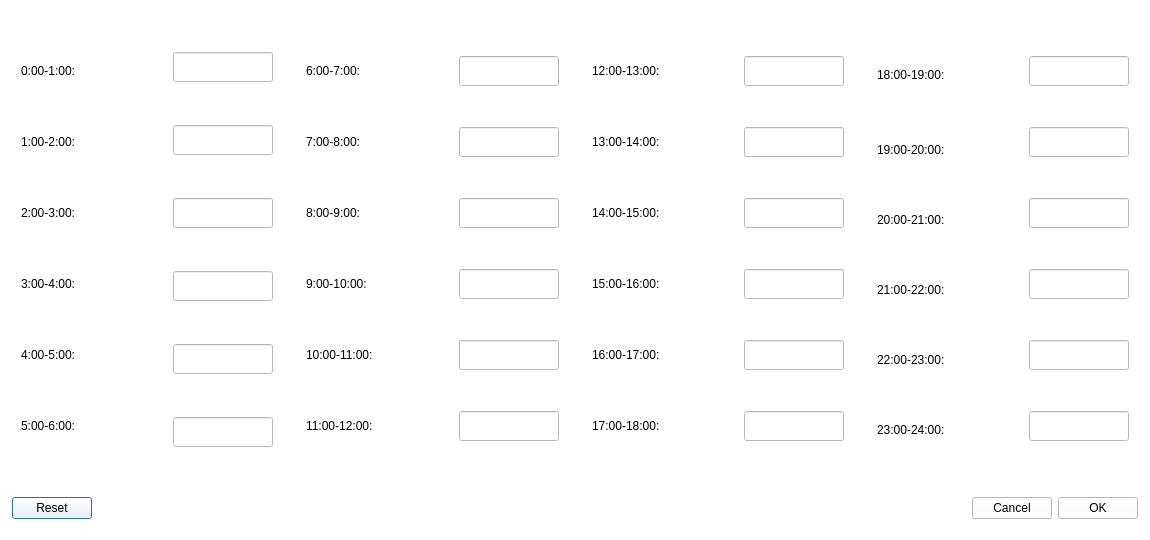
The window that ui/set_rate_dialog.ui (HiddenSnail/EnergyPlusProject) describes before a commit, drawn with Qt 5.
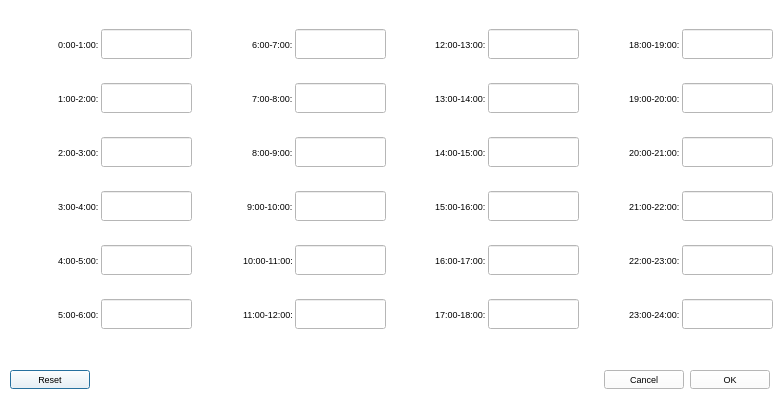
The same window after the commit.

The edit to the form file:
```diff
--- a/ui/set_rate_dialog.ui
+++ b/ui/set_rate_dialog.ui
@@ -6,20 +6,14 @@
    <rect>
     <x>0</x>
     <y>0</y>
-    <width>1150</width>
-    <height>540</height>
+    <width>780</width>
+    <height>400</height>
    </rect>
   </property>
   <property name="minimumSize">
    <size>
-    <width>1150</width>
-    <height>540</height>
-   </size>
-  </property>
-  <property name="maximumSize">
-   <size>
-    <width>1150</width>
-    <height>540</height>
+    <width>780</width>
+    <height>400</height>
    </size>
   </property>
   <property name="windowTitle">
@@ -48,47 +42,59 @@
        <number>0</number>
       </property>
       <property name="leftMargin">
-       <number>12</number>
+       <number>0</number>
       </property>
       <property name="topMargin">
-       <number>12</number>
+       <number>0</number>
       </property>
       <property name="rightMargin">
-       <number>12</number>
+       <number>0</number>
       </property>
       <property name="bottomMargin">
-       <number>12</number>
+       <number>0</number>
       </property>
       <item>
        <widget class="QWidget" name="wdg_srd_2" native="true">
-        <layout class="QHBoxLayout" name="horizontalLayout_6">
+        <layout class="QHBoxLayout" name="horizontalLayout_6" stretch="1,1,1,1">
          <property name="spacing">
-          <number>15</number>
+          <number>5</number>
          </property>
          <property name="leftMargin">
-          <number>0</number>
+          <number>5</number>
          </property>
          <property name="topMargin">
-          <number>0</number>
+          <number>5</number>
          </property>
          <property name="rightMargin">
-          <number>0</number>
+          <number>5</number>
          </property>
          <property name="bottomMargin">
-          <number>0</number>
+          <number>5</number>
          </property>
          <item>
           <widget class="QWidget" name="wdg_srd_2_1" native="true">
-           <property name="maximumSize">
-            <size>
-             <width>350</width>
-             <height>16777215</height>
-            </size>
-           </property>
-           <layout class="QHBoxLayout" name="horizontalLayout_2">
+           <layout class="QHBoxLayout" name="horizontalLayout_2" stretch="1,1">
+            <property name="spacing">
+             <number>2</number>
+            </property>
+            <property name="leftMargin">
+             <number>2</number>
+            </property>
+            <property name="topMargin">
+             <number>0</number>
+            </property>
+            <property name="rightMargin">
+             <number>2</number>
+            </property>
+            <property name="bottomMargin">
+             <number>0</number>
+            </property>
             <item>
              <layout class="QVBoxLayout" name="verticalLayout_3">
-              <item>
+              <property name="spacing">
+               <number>0</number>
+              </property>
+              <item alignment="Qt::AlignRight">
                <widget class="QLabel" name="lab_time_1">
                 <property name="minimumSize">
                  <size>
@@ -102,12 +108,17 @@
                   <height>30</height>
                  </size>
                 </property>
+                <property name="font">
+                 <font>
+                  <pointsize>7</pointsize>
+                 </font>
+                </property>
                 <property name="text">
                  <string>0:00-1:00:</string>
                 </property>
                </widget>
               </item>
-              <item>
+              <item alignment="Qt::AlignRight">
                <widget class="QLabel" name="lab_time_2">
                 <property name="minimumSize">
                  <size>
@@ -121,12 +132,17 @@
                   <height>30</height>
                  </size>
                 </property>
+                <property name="font">
+                 <font>
+                  <pointsize>7</pointsize>
+                 </font>
+                </property>
                 <property name="text">
                  <string>1:00-2:00:</string>
                 </property>
                </widget>
               </item>
-              <item>
+              <item alignment="Qt::AlignRight">
                <widget class="QLabel" name="lab_time_3">
                 <property name="minimumSize">
                  <size>
@@ -140,12 +156,17 @@
                   <height>30</height>
                  </size>
                 </property>
+                <property name="font">
+                 <font>
+                  <pointsize>7</pointsize>
+                 </font>
+                </property>
                 <property name="text">
                  <string>2:00-3:00:</string>
                 </property>
                </widget>
               </item>
-              <item>
+              <item alignment="Qt::AlignRight">
                <widget class="QLabel" name="lab_time_4">
                 <property name="minimumSize">
                  <size>
@@ -159,12 +180,17 @@
                   <height>30</height>
                  </size>
                 </property>
+                <property name="font">
+                 <font>
+                  <pointsize>7</pointsize>
+                 </font>
+                </property>
                 <property name="text">
                  <string>3:00-4:00:</string>
                 </property>
                </widget>
               </item>
-              <item>
+              <item alignment="Qt::AlignRight">
                <widget class="QLabel" name="lab_time_5">
                 <property name="minimumSize">
                  <size>
@@ -178,12 +204,17 @@
                   <height>30</height>
                  </size>
                 </property>
+                <property name="font">
+                 <font>
+                  <pointsize>7</pointsize>
+                 </font>
+                </property>
                 <property name="text">
                  <string>4:00-5:00:</string>
                 </property>
                </widget>
               </item>
-              <item>
+              <item alignment="Qt::AlignRight">
                <widget class="QLabel" name="lab_time_6">
                 <property name="minimumSize">
                  <size>
@@ -197,6 +228,11 @@
                   <height>30</height>
                  </size>
                 </property>
+                <property name="font">
+                 <font>
+                  <pointsize>7</pointsize>
+                 </font>
+                </property>
                 <property name="text">
                  <string>5:00-6:00:</string>
                 </property>
@@ -207,7 +243,7 @@
             <item>
              <layout class="QVBoxLayout" name="verticalLayout_2">
               <property name="spacing">
-               <number>12</number>
+               <number>0</number>
               </property>
               <item>
                <widget class="QLineEdit" name="edit_rate_1">
@@ -223,6 +259,11 @@
                   <height>30</height>
                  </size>
                 </property>
+                <property name="font">
+                 <font>
+                  <pointsize>7</pointsize>
+                 </font>
+                </property>
                </widget>
               </item>
               <item>
@@ -239,6 +280,11 @@
                   <height>30</height>
                  </size>
                 </property>
+                <property name="font">
+                 <font>
+                  <pointsize>7</pointsize>
+                 </font>
+                </property>
                </widget>
               </item>
               <item>
@@ -255,6 +301,11 @@
                   <height>30</height>
                  </size>
                 </property>
+                <property name="font">
+                 <font>
+                  <pointsize>7</pointsize>
+                 </font>
+                </property>
                </widget>
               </item>
               <item>
@@ -271,6 +322,11 @@
                   <height>30</height>
                  </size>
                 </property>
+                <property name="font">
+                 <font>
+                  <pointsize>7</pointsize>
+                 </font>
+                </property>
                </widget>
               </item>
               <item>
@@ -287,6 +343,11 @@
                   <height>30</height>
                  </size>
                 </property>
+                <property name="font">
+                 <font>
+                  <pointsize>7</pointsize>
+                 </font>
+                </property>
                </widget>
               </item>
               <item>
@@ -303,6 +364,11 @@
                   <height>30</height>
                  </size>
                 </property>
+                <property name="font">
+                 <font>
+                  <pointsize>7</pointsize>
+                 </font>
+                </property>
                </widget>
               </item>
              </layout>
@@ -312,19 +378,31 @@
          </item>
          <item>
           <widget class="QWidget" name="wdg_srd_2_2" native="true">
-           <property name="maximumSize">
-            <size>
-             <width>350</width>
-             <height>16777215</height>
-            </size>
-           </property>
            <property name="styleSheet">
             <string notr="true"/>
            </property>
-           <layout class="QHBoxLayout" name="horizontalLayout_3">
+           <layout class="QHBoxLayout" name="horizontalLayout_3" stretch="1,1">
+            <property name="spacing">
+             <number>2</number>
+            </property>
+            <property name="leftMargin">
+             <number>2</number>
+            </property>
+            <property name="topMargin">
+             <number>0</number>
+            </property>
+            <property name="rightMargin">
+             <number>2</number>
+            </property>
+            <property name="bottomMargin">
+             <number>0</number>
+            </property>
             <item>
              <layout class="QVBoxLayout" name="verticalLayout_4">
-              <item>
+              <property name="spacing">
+               <number>0</number>
+              </property>
+              <item alignment="Qt::AlignRight">
                <widget class="QLabel" name="lab_time_7">
                 <property name="minimumSize">
                  <size>
@@ -338,12 +416,17 @@
                   <height>30</height>
                  </size>
                 </property>
+                <property name="font">
+                 <font>
+                  <pointsize>7</pointsize>
+                 </font>
+                </property>
                 <property name="text">
                  <string>6:00-7:00:</string>
                 </property>
                </widget>
               </item>
-              <item>
+              <item alignment="Qt::AlignRight">
                <widget class="QLabel" name="lab_time_8">
                 <property name="minimumSize">
                  <size>
@@ -357,12 +440,17 @@
                   <height>30</height>
                  </size>
                 </property>
+                <property name="font">
+                 <font>
+                  <pointsize>7</pointsize>
+                 </font>
+                </property>
                 <property name="text">
                  <string>7:00-8:00:</string>
                 </property>
                </widget>
               </item>
-              <item>
+              <item alignment="Qt::AlignRight">
                <widget class="QLabel" name="lab_time_9">
                 <property name="minimumSize">
                  <size>
@@ -376,12 +464,17 @@
                   <height>30</height>
                  </size>
                 </property>
+                <property name="font">
+                 <font>
+                  <pointsize>7</pointsize>
+                 </font>
+                </property>
                 <property name="text">
                  <string>8:00-9:00:</string>
                 </property>
                </widget>
               </item>
-              <item>
+              <item alignment="Qt::AlignRight">
                <widget class="QLabel" name="lab_time_10">
                 <property name="minimumSize">
                  <size>
@@ -395,12 +488,17 @@
                   <height>30</height>
                  </size>
                 </property>
+                <property name="font">
+                 <font>
+                  <pointsize>7</pointsize>
+                 </font>
+                </property>
                 <property name="text">
                  <string>9:00-10:00:</string>
                 </property>
                </widget>
               </item>
-              <item>
+              <item alignment="Qt::AlignRight">
                <widget class="QLabel" name="lab_time_11">
                 <property name="minimumSize">
                  <size>
@@ -414,12 +512,17 @@
                   <height>30</height>
                  </size>
                 </property>
+                <property name="font">
+                 <font>
+                  <pointsize>7</pointsize>
+                 </font>
+                </property>
                 <property name="text">
                  <string>10:00-11:00:</string>
                 </property>
                </widget>
               </item>
-              <item>
+              <item alignment="Qt::AlignRight">
                <widget class="QLabel" name="lab_time_12">
                 <property name="minimumSize">
                  <size>
@@ -433,6 +536,11 @@
                   <height>30</height>
                  </size>
                 </property>
+                <property name="font">
+                 <font>
+                  <pointsize>7</pointsize>
+                 </font>
+                </property>
                 <property name="text">
                  <string>11:00-12:00:</string>
                 </property>
@@ -442,6 +550,9 @@
             </item>
             <item>
              <layout class="QVBoxLayout" name="verticalLayout_5">
+              <property name="spacing">
+               <number>0</number>
+              </property>
               <item>
                <widget class="QLineEdit" name="edit_rate_7">
                 <property name="minimumSize">
@@ -456,6 +567,11 @@
                   <height>30</height>
                  </size>
                 </property>
+                <property name="font">
+                 <font>
+                  <pointsize>7</pointsize>
+                 </font>
+                </property>
                </widget>
               </item>
               <item>
@@ -472,6 +588,11 @@
                   <height>30</height>
                  </size>
                 </property>
+                <property name="font">
+                 <font>
+                  <pointsize>7</pointsize>
+                 </font>
+                </property>
                </widget>
               </item>
               <item>
@@ -488,6 +609,11 @@
                   <height>30</height>
                  </size>
                 </property>
+                <property name="font">
+                 <font>
+                  <pointsize>7</pointsize>
+                 </font>
+                </property>
                </widget>
               </item>
               <item>
@@ -504,6 +630,11 @@
                   <height>30</height>
                  </size>
                 </property>
+                <property name="font">
+                 <font>
+                  <pointsize>7</pointsize>
+                 </font>
+                </property>
                </widget>
               </item>
               <item>
@@ -520,6 +651,11 @@
                   <height>30</height>
                  </size>
                 </property>
+                <property name="font">
+                 <font>
+                  <pointsize>7</pointsize>
+                 </font>
+                </property>
                </widget>
               </item>
               <item>
@@ -536,6 +672,11 @@
                   <height>30</height>
                  </size>
                 </property>
+                <property name="font">
+                 <font>
+                  <pointsize>7</pointsize>
+                 </font>
+                </property>
                </widget>
               </item>
              </layout>
@@ -545,16 +686,28 @@
          </item>
          <item>
           <widget class="QWidget" name="wdg_srd_2_3" native="true">
-           <property name="maximumSize">
-            <size>
-             <width>350</width>
-             <height>16777215</height>
-            </size>
-           </property>
-           <layout class="QHBoxLayout" name="horizontalLayout_4">
+           <layout class="QHBoxLayout" name="horizontalLayout_4" stretch="1,1">
+            <property name="spacing">
+             <number>2</number>
+            </property>
+            <property name="leftMargin">
+             <number>2</number>
+            </property>
+            <property name="topMargin">
+             <number>0</number>
+            </property>
+            <property name="rightMargin">
+             <number>2</number>
+            </property>
+            <property name="bottomMargin">
+             <number>0</number>
+            </property>
             <item>
              <layout class="QVBoxLayout" name="verticalLayout_6">
-              <item>
+              <property name="spacing">
+               <number>0</number>
+              </property>
+              <item alignment="Qt::AlignRight">
                <widget class="QLabel" name="lab_time_13">
                 <property name="minimumSize">
                  <size>
@@ -568,12 +721,17 @@
                   <height>30</height>
                  </size>
                 </property>
+                <property name="font">
+                 <font>
+                  <pointsize>7</pointsize>
+                 </font>
+                </property>
                 <property name="text">
                  <string>12:00-13:00:</string>
                 </property>
                </widget>
               </item>
-              <item>
+              <item alignment="Qt::AlignRight">
                <widget class="QLabel" name="lab_time_14">
                 <property name="minimumSize">
                  <size>
@@ -587,12 +745,17 @@
                   <height>30</height>
                  </size>
                 </property>
+                <property name="font">
+                 <font>
+                  <pointsize>7</pointsize>
+                 </font>
+                </property>
                 <property name="text">
                  <string>13:00-14:00:</string>
                 </property>
                </widget>
               </item>
-              <item>
+              <item alignment="Qt::AlignRight">
                <widget class="QLabel" name="lab_time_15">
                 <property name="minimumSize">
                  <size>
@@ -606,12 +769,17 @@
                   <height>30</height>
                  </size>
                 </property>
+                <property name="font">
+                 <font>
+                  <pointsize>7</pointsize>
+                 </font>
+                </property>
                 <property name="text">
                  <string>14:00-15:00:</string>
                 </property>
                </widget>
               </item>
-              <item>
+              <item alignment="Qt::AlignRight">
                <widget class="QLabel" name="lab_time_16">
                 <property name="minimumSize">
                  <size>
@@ -625,12 +793,17 @@
                   <height>30</height>
                  </size>
                 </property>
+                <property name="font">
+                 <font>
+                  <pointsize>7</pointsize>
+                 </font>
+                </property>
                 <property name="text">
                  <string>15:00-16:00:</string>
                 </property>
                </widget>
               </item>
-              <item>
+              <item alignment="Qt::AlignRight">
                <widget class="QLabel" name="lab_time_17">
                 <property name="minimumSize">
                  <size>
@@ -644,12 +817,17 @@
                   <height>30</height>
                  </size>
                 </property>
+                <property name="font">
+                 <font>
+                  <pointsize>7</pointsize>
+                 </font>
+                </property>
                 <property name="text">
                  <string>16:00-17:00:</string>
                 </property>
                </widget>
               </item>
-              <item>
+              <item alignment="Qt::AlignRight">
                <widget class="QLabel" name="lab_time_18">
                 <property name="minimumSize">
                  <size>
@@ -663,6 +841,11 @@
                   <height>30</height>
                  </size>
                 </property>
+                <property name="font">
+                 <font>
+                  <pointsize>7</pointsize>
+                 </font>
+                </property>
                 <property name="text">
                  <string>17:00-18:00:</string>
                 </property>
@@ -672,20 +855,28 @@
             </item>
             <item>
              <layout class="QVBoxLayout" name="verticalLayout_7">
+              <property name="spacing">
+               <number>0</number>
+              </property>
               <item>
                <widget class="QLineEdit" name="edit_rate_13">
                 <property name="minimumSize">
                  <size>
-                  <width>0</width>
+                  <width>60</width>
                   <height>30</height>
                  </size>
                 </property>
                 <property name="maximumSize">
                  <size>
                   <width>100</width>
-                  <height>30</height>
+                  <height>16777215</height>
                  </size>
                 </property>
+                <property name="font">
+                 <font>
+                  <pointsize>7</pointsize>
+                 </font>
+                </property>
                </widget>
               </item>
               <item>
@@ -702,6 +893,11 @@
                   <height>30</height>
                  </size>
                 </property>
+                <property name="font">
+                 <font>
+                  <pointsize>7</pointsize>
+                 </font>
+                </property>
                </widget>
               </item>
               <item>
@@ -718,6 +914,11 @@
                   <height>30</height>
                  </size>
                 </property>
+                <property name="font">
+                 <font>
+                  <pointsize>7</pointsize>
+                 </font>
+                </property>
                </widget>
               </item>
               <item>
@@ -734,6 +935,11 @@
                   <height>30</height>
                  </size>
                 </property>
+                <property name="font">
+                 <font>
+                  <pointsize>7</pointsize>
+                 </font>
+                </property>
                </widget>
               </item>
               <item>
@@ -750,6 +956,11 @@
                   <height>30</height>
                  </size>
                 </property>
+                <property name="font">
+                 <font>
+                  <pointsize>7</pointsize>
+                 </font>
+                </property>
                </widget>
               </item>
               <item>
@@ -766,6 +977,11 @@
                   <height>30</height>
                  </size>
                 </property>
+                <property name="font">
+                 <font>
+                  <pointsize>7</pointsize>
+                 </font>
+                </property>
                </widget>
               </item>
              </layout>
@@ -775,35 +991,52 @@
          </item>
          <item>
           <widget class="QWidget" name="wdg_srd_2_4" native="true">
-           <property name="maximumSize">
-            <size>
-             <width>350</width>
-             <height>16777215</height>
-            </size>
-           </property>
-           <layout class="QHBoxLayout" name="horizontalLayout_5">
+           <layout class="QHBoxLayout" name="horizontalLayout_5" stretch="1,1">
+            <property name="spacing">
+             <number>2</number>
+            </property>
+            <property name="leftMargin">
+             <number>2</number>
+            </property>
+            <property name="topMargin">
+             <number>0</number>
+            </property>
+            <property name="rightMargin">
+             <number>2</number>
+            </property>
+            <property name="bottomMargin">
+             <number>0</number>
+            </property>
             <item>
              <layout class="QVBoxLayout" name="verticalLayout_9">
-              <item>
+              <property name="spacing">
+               <number>0</number>
+              </property>
+              <item alignment="Qt::AlignRight">
                <widget class="QLabel" name="lab_time_19">
                 <property name="minimumSize">
                  <size>
                   <width>0</width>
-                  <height>40</height>
+                  <height>30</height>
                  </size>
                 </property>
                 <property name="maximumSize">
                  <size>
                   <width>16777215</width>
-                  <height>40</height>
+                  <height>30</height>
                  </size>
                 </property>
+                <property name="font">
+                 <font>
+                  <pointsize>7</pointsize>
+                 </font>
+                </property>
                 <property name="text">
                  <string>18:00-19:00:</string>
                 </property>
                </widget>
               </item>
-              <item>
+              <item alignment="Qt::AlignRight">
                <widget class="QLabel" name="lab_time_20">
                 <property name="minimumSize">
                  <size>
@@ -817,12 +1050,17 @@
                   <height>30</height>
                  </size>
                 </property>
+                <property name="font">
+                 <font>
+                  <pointsize>7</pointsize>
+                 </font>
+                </property>
                 <property name="text">
                  <string>19:00-20:00:</string>
                 </property>
                </widget>
               </item>
-              <item>
+              <item alignment="Qt::AlignRight">
                <widget class="QLabel" name="lab_time_21">
                 <property name="minimumSize">
                  <size>
@@ -836,12 +1074,17 @@
                   <height>30</height>
                  </size>
                 </property>
+                <property name="font">
+                 <font>
+                  <pointsize>7</pointsize>
+                 </font>
+                </property>
                 <property name="text">
                  <string>20:00-21:00:</string>
                 </property>
                </widget>
               </item>
-              <item>
+              <item alignment="Qt::AlignRight">
                <widget class="QLabel" name="lab_time_22">
                 <property name="minimumSize">
                  <size>
@@ -855,12 +1098,17 @@
                   <height>30</height>
                  </size>
                 </property>
+                <property name="font">
+                 <font>
+                  <pointsize>7</pointsize>
+                 </font>
+                </property>
                 <property name="text">
                  <string>21:00-22:00:</string>
                 </property>
                </widget>
               </item>
-              <item>
+              <item alignment="Qt::AlignRight">
                <widget class="QLabel" name="lab_time_23">
                 <property name="minimumSize">
                  <size>
@@ -874,12 +1122,17 @@
                   <height>30</height>
                  </size>
                 </property>
+                <property name="font">
+                 <font>
+                  <pointsize>7</pointsize>
+                 </font>
+                </property>
                 <property name="text">
                  <string>22:00-23:00:</string>
                 </property>
                </widget>
               </item>
-              <item>
+              <item alignment="Qt::AlignRight">
                <widget class="QLabel" name="lab_time_24">
                 <property name="minimumSize">
                  <size>
@@ -893,6 +1146,11 @@
                   <height>30</height>
                  </size>
                 </property>
+                <property name="font">
+                 <font>
+                  <pointsize>7</pointsize>
+                 </font>
+                </property>
                 <property name="text">
                  <string>23:00-24:00:</string>
                 </property>
@@ -902,6 +1160,9 @@
             </item>
             <item>
              <layout class="QVBoxLayout" name="verticalLayout_8">
+              <property name="spacing">
+               <number>0</number>
+              </property>
               <item>
                <widget class="QLineEdit" name="edit_rate_19">
                 <property name="minimumSize">
@@ -916,6 +1177,11 @@
                   <height>30</height>
                  </size>
                 </property>
+                <property name="font">
+                 <font>
+                  <pointsize>7</pointsize>
+                 </font>
+                </property>
                </widget>
               </item>
               <item>
@@ -932,6 +1198,11 @@
                   <height>30</height>
                  </size>
                 </property>
+                <property name="font">
+                 <font>
+                  <pointsize>7</pointsize>
+                 </font>
+                </property>
                </widget>
               </item>
               <item>
@@ -948,6 +1219,11 @@
                   <height>30</height>
                  </size>
                 </property>
+                <property name="font">
+                 <font>
+                  <pointsize>7</pointsize>
+                 </font>
+                </property>
                </widget>
               </item>
               <item>
@@ -964,6 +1240,11 @@
                   <height>30</height>
                  </size>
                 </property>
+                <property name="font">
+                 <font>
+                  <pointsize>7</pointsize>
+                 </font>
+                </property>
                </widget>
               </item>
               <item>
@@ -980,6 +1261,11 @@
                   <height>30</height>
                  </size>
                 </property>
+                <property name="font">
+                 <font>
+                  <pointsize>7</pointsize>
+                 </font>
+                </property>
                </widget>
               </item>
               <item>
@@ -996,6 +1282,11 @@
                   <height>30</height>
                  </size>
                 </property>
+                <property name="font">
+                 <font>
+                  <pointsize>7</pointsize>
+                 </font>
+                </property>
                </widget>
               </item>
              </layout>
@@ -1014,13 +1305,24 @@
        <widget class="QWidget" name="wdg_srd_1" native="true">
         <layout class="QHBoxLayout" name="horizontalLayout">
          <property name="leftMargin">
-          <number>0</number>
+          <number>10</number>
+         </property>
+         <property name="topMargin">
+          <number>10</number>
          </property>
          <property name="rightMargin">
-          <number>0</number>
+          <number>10</number>
+         </property>
+         <property name="bottomMargin">
+          <number>10</number>
          </property>
          <item>
           <widget class="QPushButton" name="btn_srd_default">
+           <property name="font">
+            <font>
+             <pointsize>7</pointsize>
+            </font>
+           </property>
            <property name="text">
             <string>Reset</string>
            </property>
@@ -1041,6 +1343,11 @@
          </item>
          <item>
           <widget class="QPushButton" name="btn_srd_cancel">
+           <property name="font">
+            <font>
+             <pointsize>7</pointsize>
+            </font>
+           </property>
            <property name="text">
             <string>Cancel</string>
            </property>
@@ -1048,6 +1355,11 @@
          </item>
          <item>
           <widget class="QPushButton" name="btn_srd_ok">
+           <property name="font">
+            <font>
+             <pointsize>7</pointsize>
+            </font>
+           </property>
            <property name="text">
             <string>OK</string>
            </property>
```
Left out of the diff: 3 changed lines with no effect on the pictures.
